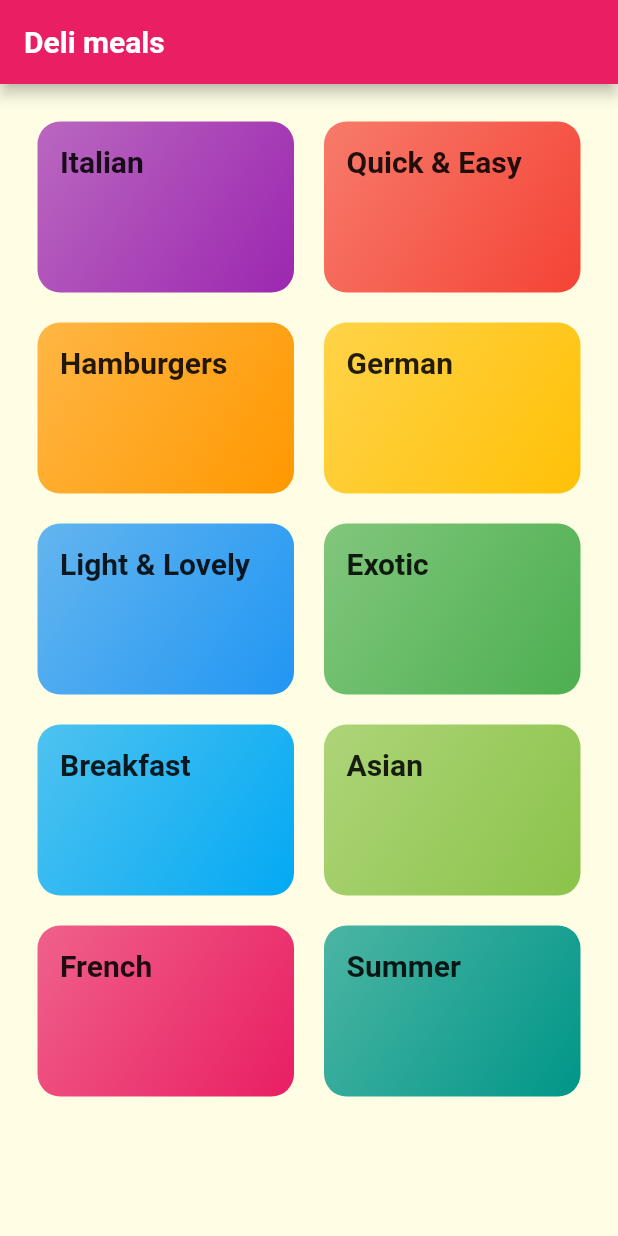
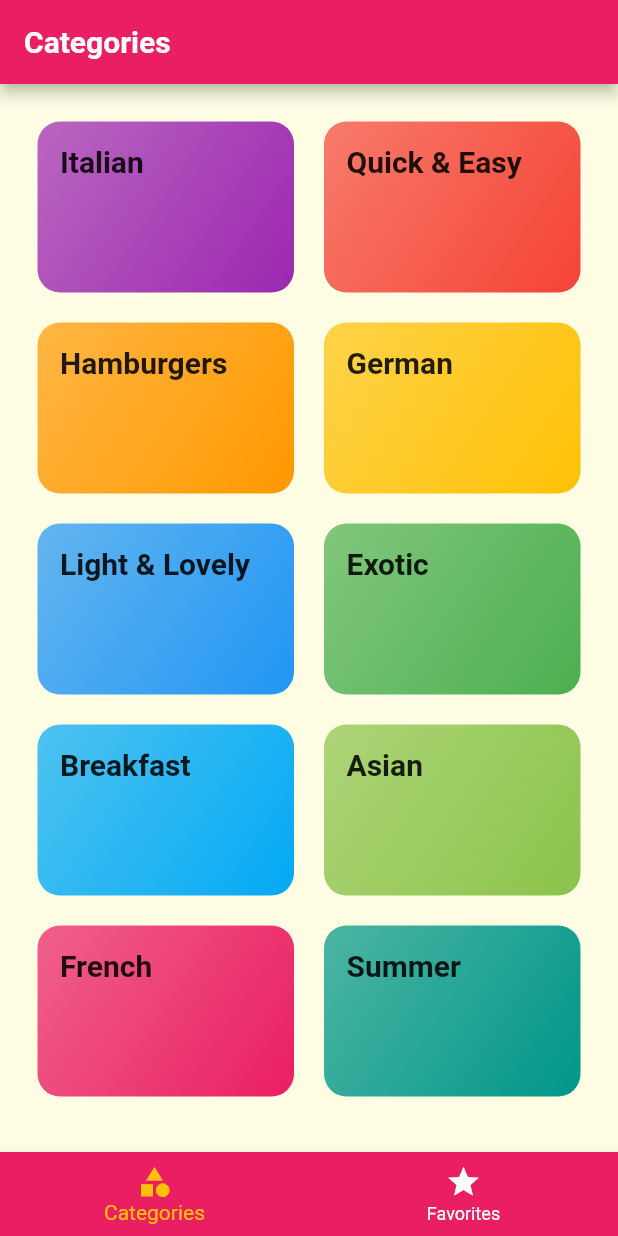
Before and after one commit to phuquang147/meals_app, a Flutter app: the screen it shows after launch, on a phone screen of 412 x 824 dp. Run offline on Flutter 3.47's test engine with Material 2 defaults, Android fonts, the phone set to English and light mode, and no system bars.

```diff
--- a/lib/main.dart
+++ b/lib/main.dart
@@ -1,5 +1,6 @@
 import 'package:flutter/material.dart';
 
+import 'screens/tabs_screen.dart';
 import 'screens/category_meals_screen.dart';
 import 'screens/categories_screen.dart';
 import 'screens/meal_detail_screen.dart';
@@ -29,7 +30,7 @@ class MyApp extends StatelessWidget {
         ),
       ),
       routes: {
-        '/': (ctx) => CategoriesScreen(),
+        '/': (ctx) => TabsScreen(),
         CategoryMealsScreen.routeName: (ctx) => CategoryMealsScreen(),
         MealDetail.routeName: (ctx) => MealDetail(),
       },
--- a/lib/screens/categories_screen.dart
+++ b/lib/screens/categories_screen.dart
@@ -6,11 +6,7 @@ import '../widgets/category_item.dart';
 class CategoriesScreen extends StatelessWidget {
   @override
   Widget build(BuildContext context) {
-    return Scaffold(
-      appBar: AppBar(
-        title: const Text('Deli meals'),
-      ),
-      body: GridView(
+    return GridView(
       gridDelegate: SliverGridDelegateWithMaxCrossAxisExtent(
         maxCrossAxisExtent: 200,
         childAspectRatio: 3 / 2,
@@ -21,7 +17,6 @@ class CategoriesScreen extends StatelessWidget {
       children: DUMMY_CATEGORIES.map((catData) {
         return CategoryItem(catData.id, catData.title, catData.color);
       }).toList(),
-      ),
     );
   }
 }
--- /dev/null
+++ b/lib/screens/favorites_screen.dart
@@ -0,0 +1,10 @@
+import 'package:flutter/cupertino.dart';
+import 'package:flutter/src/foundation/key.dart';
+import 'package:flutter/src/widgets/framework.dart';
+
+class FavoritesScreen extends StatelessWidget {
+  @override
+  Widget build(BuildContext context) {
+    return Text('a');
+  }
+}
--- /dev/null
+++ b/lib/screens/tabs_screen.dart
@@ -0,0 +1,57 @@
+import 'package:flutter/material.dart';
+
+import './categories_screen.dart';
+import './favorites_screen.dart';
+
+class TabsScreen extends StatefulWidget {
+  @override
+  State<TabsScreen> createState() => _TabsScreenState();
+}
+
+class _TabsScreenState extends State<TabsScreen> {
+  final List<Map<String, Object>> _pages = [
+    {
+      'page': CategoriesScreen(),
+      'title': 'Categories',
+    },
+    {
+      'page': FavoritesScreen(),
+      'title': 'Your Favorite',
+    }
+  ];
+
+  int _selectedPageIndex = 0;
+
+  void _selectPage(int index) {
+    setState(() {
+      _selectedPageIndex = index;
+    });
+  }
+
+  @override
+  Widget build(BuildContext context) {
+    return Scaffold(
+      appBar: AppBar(
+        title: Text(_pages[_selectedPageIndex]['title']),
+      ),
+      body: _pages[_selectedPageIndex]['page'],
+      bottomNavigationBar: BottomNavigationBar(
+        onTap: _selectPage,
+        backgroundColor: Theme.of(context).primaryColor,
+        unselectedItemColor: Colors.white,
+        selectedItemColor: Theme.of(context).accentColor,
+        currentIndex: _selectedPageIndex,
+        items: [
+          BottomNavigationBarItem(
+            label: 'Categories',
+            icon: Icon(Icons.category),
+          ),
+          BottomNavigationBarItem(
+            label: 'Favorites',
+            icon: Icon(Icons.star),
+          ),
+        ],
+      ),
+    );
+  }
+}
```
Lines whose indentation alone changed are shown as unchanged.
